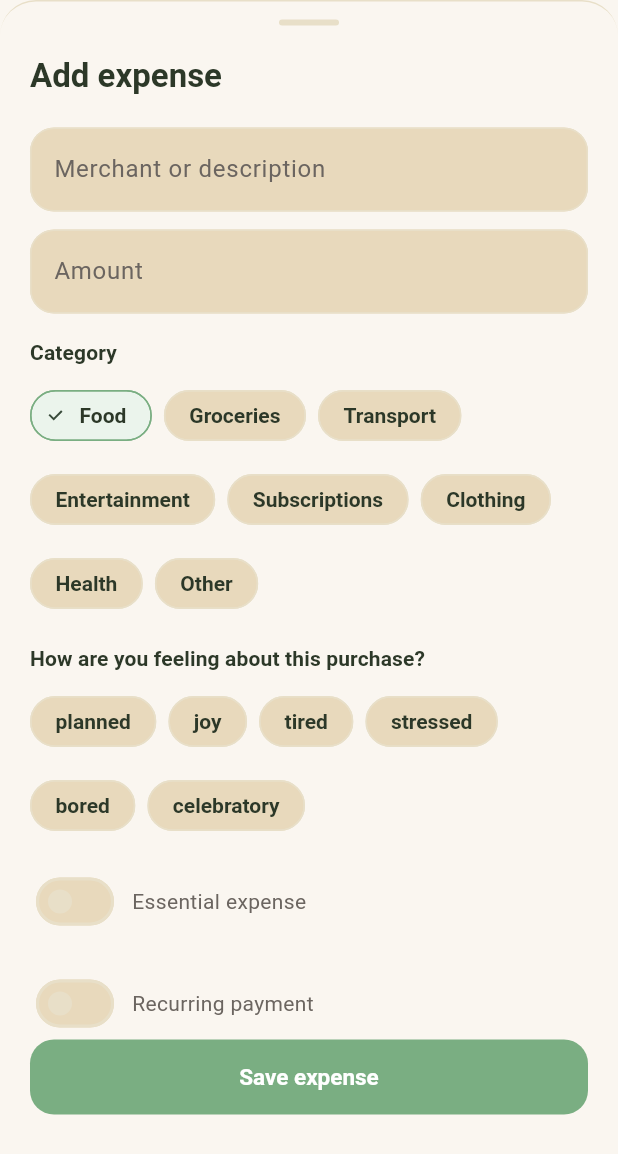
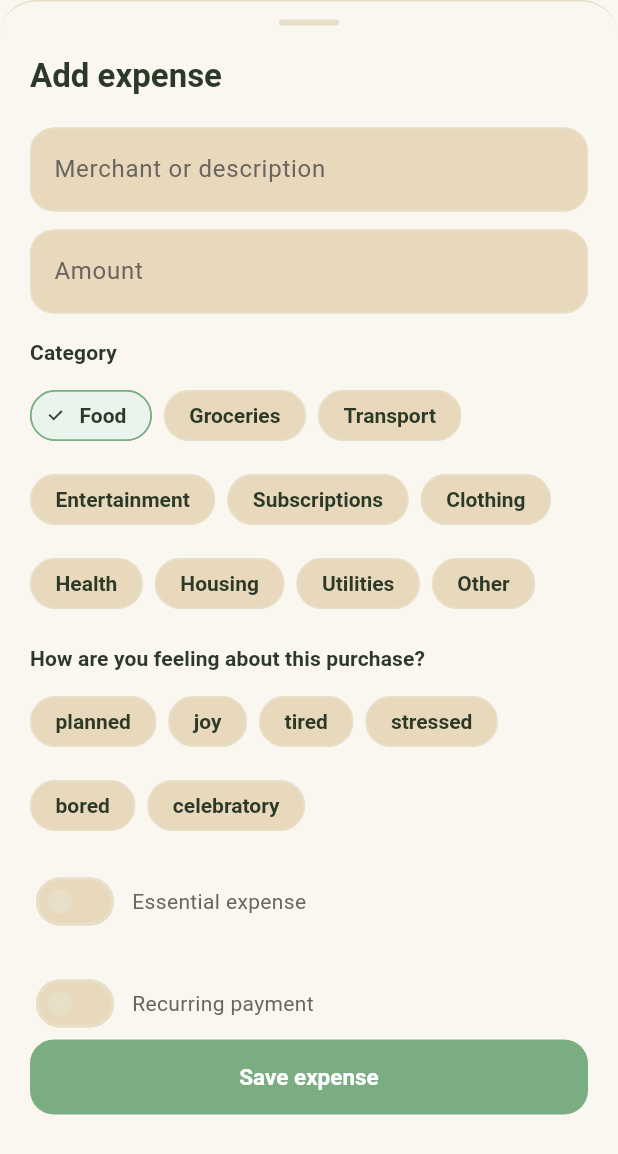
Before and after one commit to alexisvassquez/trackthatmoney, a Flutter app: the AddExpenseSheet widget shown alone on an empty page, opened directly, on a phone screen of 412 x 824 dp. Shown: the top 1154 px of the screen. Run offline on Flutter 3.47's test engine with Material 3 defaults, Android fonts, the phone set to English and light mode, and no system bars; our stand-ins replace flutter_dotenv, flutter_riverpod, go_router, lottie, shared_preferences; accounts and stored records are empty; network calls fail.

Commit message:
add housing and utilities to expense categories

```diff
--- a/lib/ui/dashboard/widgets/add_expense_sheet.dart
+++ b/lib/ui/dashboard/widgets/add_expense_sheet.dart
@@ -35,6 +35,8 @@ class _AddExpenseSheetState extends ConsumerState<AddExpenseSheet> {
     'Subscriptions',
     'Clothing',
     'Health',
+    'Housing',
+    'Utilities',
     'Other',
   ];
 
```
